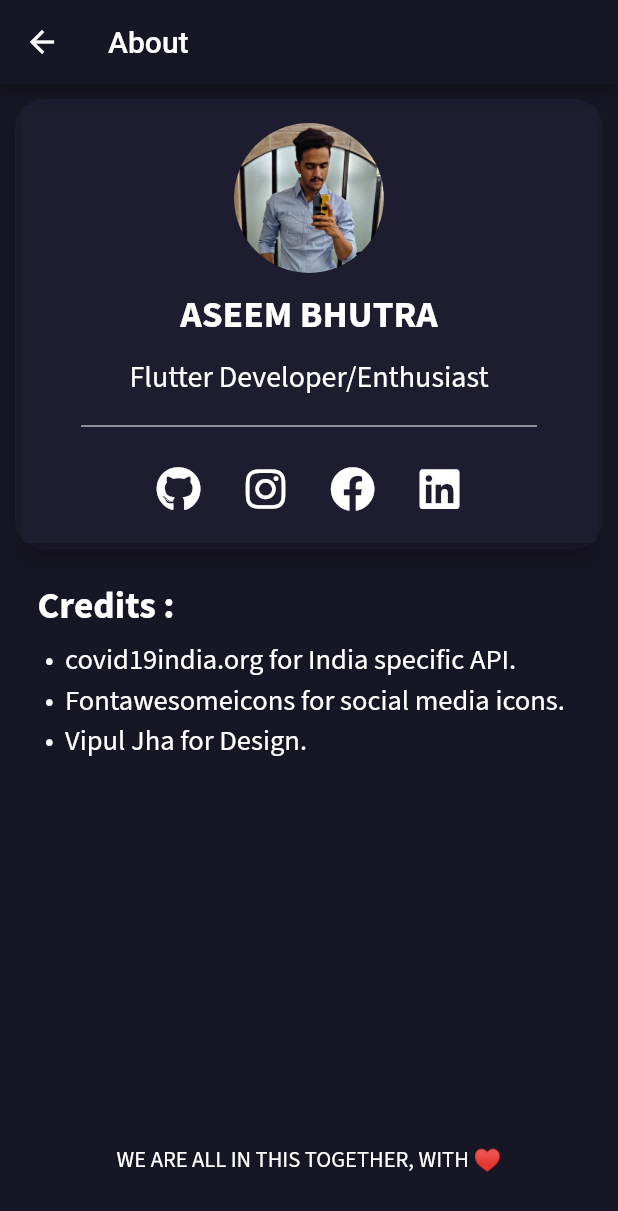
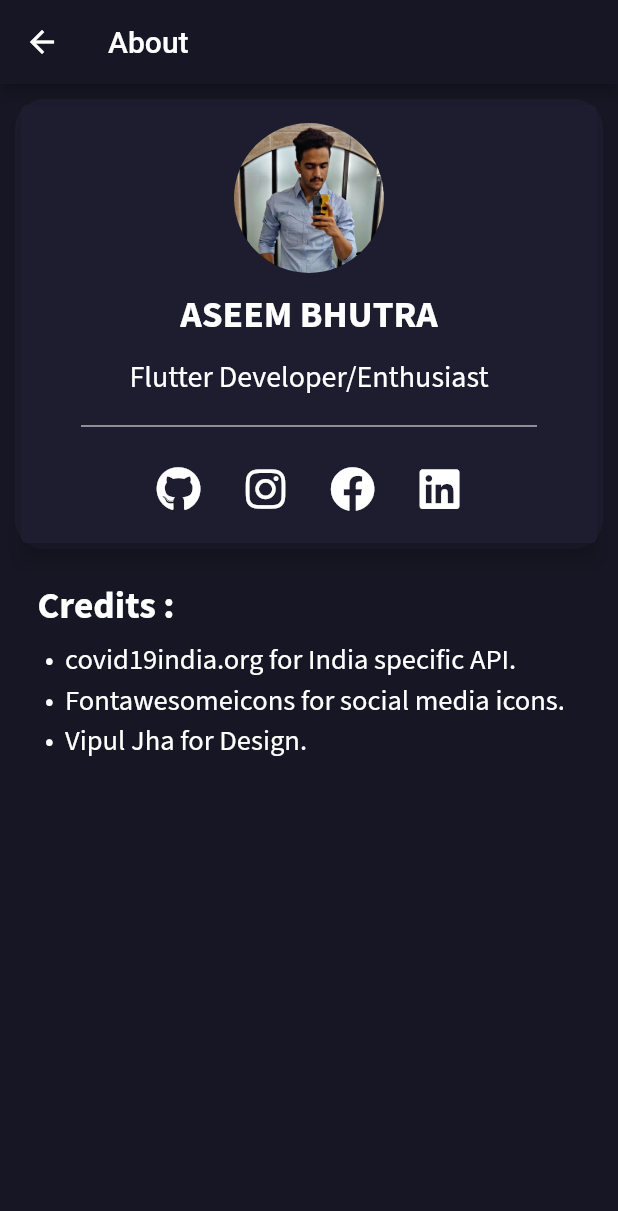
Before and after one commit to AseemBhutra/Covid19-Status-Flutter, a Flutter app: the screen it shows after launch, after a tap on the "info outline" icon, on a phone screen of 412 x 824 dp. Shown: the top 1211 px of the screen. Run offline on Flutter 3.47's test engine with Material 2 defaults, Android fonts, the light colour scheme and no system bars; our stand-ins replace font_awesome_flutter, pie_chart, simple_animations; network calls fail.

```diff
--- a/lib/Components/constants.dart
+++ b/lib/Components/constants.dart
@@ -7,17 +7,17 @@ const kSizedboxheight = 4.0;
 const kHeadcontSize = 18.0;
 const kTailContSize = 13.0;
 
-const kPiechartactivecolor = Color(0xff007aff);
-const kPiechartrecoveredcolor = Color(0xff07a045);
+const kPiechartactivecolor = Color(0xff007afe);
+const kPiechartrecoveredcolor = Color(0xff08a045);
 const kPiechartdeathcolor = Color(0xfff6404f);
 
 
-const kConfirmedcolor = Color(0xffe1b345);
-const kActivecolor = Color(0xff7dd8f0);
-const kRecoveredcolor = Color(0xff7fc04b);
-const kDeceasedcolor = Color(0xffcf4251);
-const kTestscolor = Color(0xffd36ea5);
-const kLastupdatedcolor = Color(0xffec6f10);
+const kConfirmedcolor = Color(0xfffbc233);
+const kActivecolor = Color(0xff78dbf3);
+const kRecoveredcolor = Color(0xff7ec544);
+const kDeceasedcolor = Color(0xfff6404f);
+const kTestscolor = Color(0xfff375b5);
+const kLastupdatedcolor = Color(0xffff7100);
 
 RegExp kreg = RegExp(r'(\d{1,3})(?=(\d{3})+(?!\d))');
 Function kmathFunc = (Match match) =>'${match[1]},';
--- a/lib/Screens/informationScreen.dart
+++ b/lib/Screens/informationScreen.dart
@@ -136,21 +136,21 @@ class InformationScreen extends StatelessWidget {
                   ),)),
               ),
             ),
-            Expanded(
-              child: Container(
-                child:Align(
-                  alignment: Alignment.bottomCenter,
-                  child: FadeAnimation(1.3,Text(
-                    'WE ARE ALL IN THIS TOGETHER, WITH ♥',
-                    style: TextStyle(
-                        fontSize: 15.0,
-                      fontFamily: 'SourceSansPro',
-                    ),
-                  )),
-                ),
-              ),
-            ),
-            Padding(padding: EdgeInsets.only(bottom: 40.0),),
+//            Expanded(
+//              child: Container(
+//                child:Align(
+//                  alignment: Alignment.bottomCenter,
+//                  child: FadeAnimation(1.3,Text(
+//                    'WE ARE ALL IN THIS TOGETHER, WITH ♥',
+//                    style: TextStyle(
+//                        fontSize: 15.0,
+//                      fontFamily: 'SourceSansPro',
+//                    ),
+//                  )),
+//                ),
+//              ),
+//            ),
+//            Padding(padding: EdgeInsets.only(bottom: 40.0),),
           ],
 
         ),
--- a/lib/Screens/loadingscreen.dart
+++ b/lib/Screens/loadingscreen.dart
@@ -31,12 +31,18 @@ class _LoadingscreenState extends State<Loadingscreen> {
 
      return Scaffold(
        backgroundColor: kBackgroundColor,
-       body: Center(
+       body: Container(
+         height: MediaQuery.of(context).size.height,
          child: Column(
+           //crossAxisAlignment: CrossAxisAlignment.center,
            mainAxisAlignment: MainAxisAlignment.center,
            children: <Widget>[
-             Container(
-               child: Image.asset('images/abc.png'),
+             Center(
+               child: Container(
+                 child: Image.asset('images/abc.png',
+                 height: 250,
+                 width: 250,),
+               ),
              ),
              //Padding(padding: EdgeInsets.only(top: 20.0)),
              Text(
@@ -48,30 +54,43 @@ class _LoadingscreenState extends State<Loadingscreen> {
              ),
              Padding(padding: EdgeInsets.only(top: 10.0),),
              Text(
-               'v1.0',
+               '2.0',
                style: TextStyle(
                  fontSize: 15.0,
                  color: Colors.white,
                ),
              ),
-             Padding(padding: EdgeInsets.only(top: 20.0),),
-             CircularProgressIndicator(
-               backgroundColor: Colors.white,
-               strokeWidth: 3.0,
-             ),
-             Padding(padding: EdgeInsets.only(bottom: 20.0),),
-           Expanded(
-             child:Align(
-               alignment: Alignment.bottomCenter,
-               child: Text(
-                 'Developed by Aseem Bhutra',
-                 style: TextStyle(
-                   fontSize: 15.0
-                 ),
+
+             //Padding(padding: EdgeInsets.only(bottom: 120.0),),
+
+             Container(
+               height: MediaQuery.of(context).size.height/3,
+               child: Column(
+                 mainAxisAlignment: MainAxisAlignment.end,
+                 mainAxisSize: MainAxisSize.max,
+                 crossAxisAlignment: CrossAxisAlignment.center,
+                 children: <Widget>[
+                   Text(
+                     'MADE WITH ♥ IN INDIA',
+                     style: TextStyle(
+                       fontSize: 15.0,
+                       fontFamily: 'SourceSansPro',
+                     ),
+                   ),
+                   SizedBox(height: 10,),
+                   Text(
+                     'Developed by Aseem Bhutra',
+                     style: TextStyle(
+                       fontSize: 15.0,
+                       fontFamily: 'SourceSansPro',
+                     ),
+                   ),
+                 ],
                ),
              ),
-           ),
-             Padding(padding: EdgeInsets.only(bottom: 40.0),),
+
+
+          //   Padding(padding: EdgeInsets.only(bottom: 20.0),),
            ],
          ),
        ),
```
Also changed, not shown: 1 other file.
